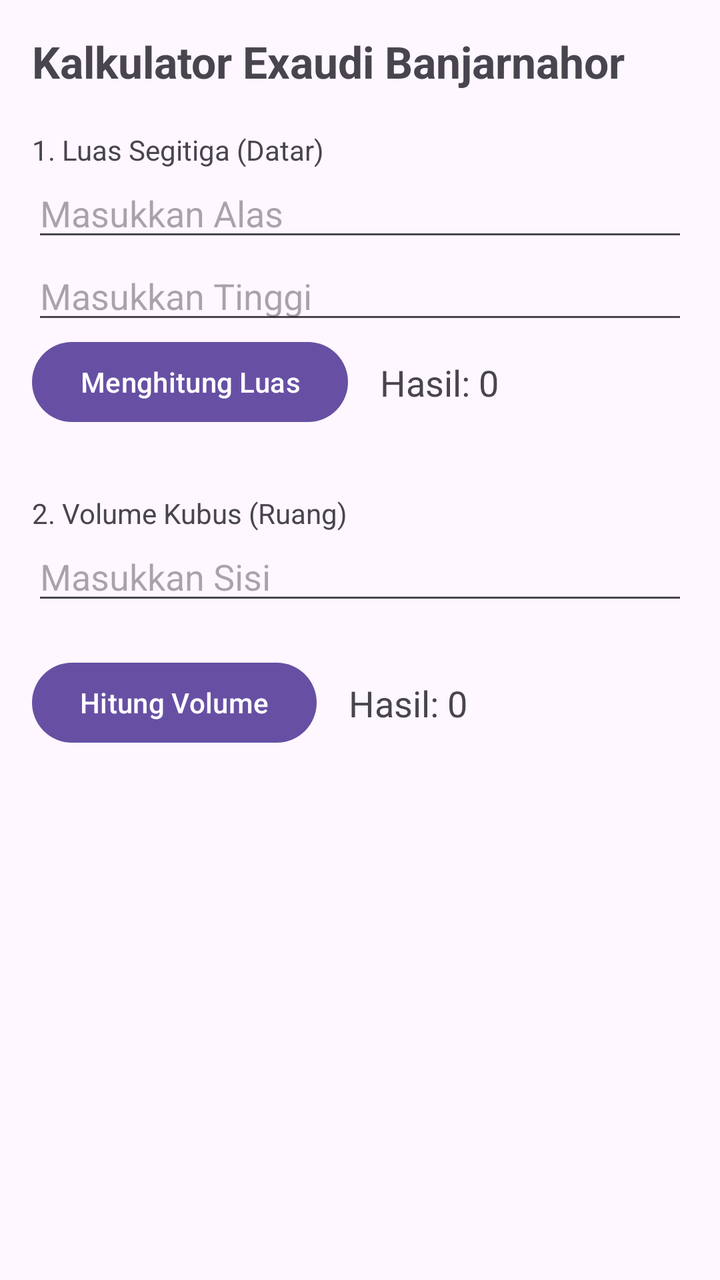
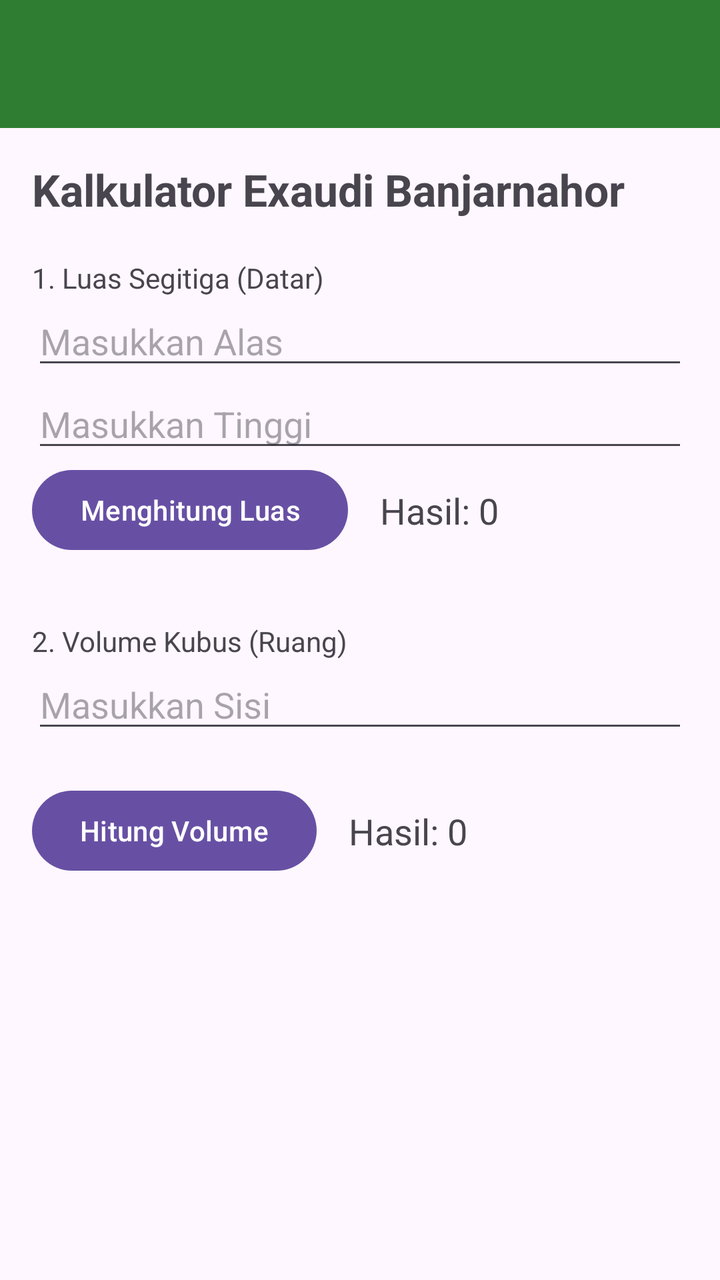

Before-and-after screenshots of an Android layout around one commit, followed by the original layout XML and the change that was made.
<!-- AndroidManifest.xml: application theme Theme.Exaudinebula -->
<!-- res/layout/activity_main.xml -->
<?xml version="1.0" encoding="utf-8"?>
<androidx.constraintlayout.widget.ConstraintLayout
    xmlns:android="http://schemas.android.com/apk/res/android"
    xmlns:app="http://schemas.android.com/apk/res-auto"
    android:layout_width="match_parent"
    android:layout_height="match_parent"
    android:padding="16dp">

    <TextView
        android:id="@+id/tvTitle"
        android:layout_width="wrap_content"
        android:layout_height="wrap_content"
        android:text="Kalkulator Exaudi Banjarnahor"
        android:textSize="22sp"
        android:textStyle="bold"
        app:layout_constraintTop_toTopOf="parent"
        app:layout_constraintStart_toStartOf="parent" />

    <TextView
        android:id="@+id/labelSegitiga"
        android:layout_width="wrap_content"
        android:layout_height="wrap_content"
        android:text="1. Luas Segitiga (Datar)"
        android:layout_marginTop="20dp"
        app:layout_constraintTop_toBottomOf="@id/tvTitle"
        app:layout_constraintStart_toStartOf="parent" />

    <EditText
        android:id="@+id/etAlas"
        android:layout_width="0dp"
        android:layout_height="wrap_content"
        android:hint="Masukkan Alas"
        android:inputType="numberDecimal"
        app:layout_constraintTop_toBottomOf="@id/labelSegitiga"
        app:layout_constraintStart_toStartOf="parent"
        app:layout_constraintEnd_toEndOf="parent" />

    <EditText
        android:id="@+id/etTinggi"
        android:layout_width="0dp"
        android:layout_height="wrap_content"
        android:hint="Masukkan Tinggi"
        android:inputType="numberDecimal"
        app:layout_constraintTop_toBottomOf="@id/etAlas"
        app:layout_constraintStart_toStartOf="parent"
        app:layout_constraintEnd_toEndOf="parent" />

    <Button
        android:id="@+id/btnHitungSegitiga"
        android:layout_width="wrap_content"
        android:layout_height="wrap_content"
        android:text="Menghitung Luas"
        app:layout_constraintTop_toBottomOf="@id/etTinggi"
        app:layout_constraintStart_toStartOf="parent" />

    <TextView
        android:id="@+id/tvHasilSegitiga"
        android:layout_width="wrap_content"
        android:layout_height="wrap_content"
        android:text="Hasil: 0"
        android:textSize="18sp"
        android:layout_marginStart="16dp"
        app:layout_constraintBottom_toBottomOf="@id/btnHitungSegitiga"
        app:layout_constraintStart_toEndOf="@id/btnHitungSegitiga"
        app:layout_constraintTop_toTopOf="@id/btnHitungSegitiga" />

    <TextView
        android:id="@+id/labelKubus"
        android:layout_width="wrap_content"
        android:layout_height="wrap_content"
        android:text="2. Volume Kubus (Ruang)"
        android:layout_marginTop="32dp"
        app:layout_constraintTop_toBottomOf="@id/btnHitungSegitiga"
        app:layout_constraintStart_toStartOf="parent" />

    <EditText
        android:id="@+id/etSisi"
        android:layout_width="0dp"
        android:layout_height="wrap_content"
        android:hint="Masukkan Sisi"
        android:inputType="numberDecimal"
        app:layout_constraintTop_toBottomOf="@id/labelKubus"
        app:layout_constraintStart_toStartOf="parent"
        app:layout_constraintEnd_toEndOf="parent" />

    <Button
        android:id="@+id/btnHitungKubus"
        android:layout_width="wrap_content"
        android:layout_height="wrap_content"
        android:layout_marginTop="20dp"
        android:text="Hitung Volume"
        app:layout_constraintStart_toStartOf="parent"
        app:layout_constraintTop_toBottomOf="@id/etSisi" />

    <TextView
        android:id="@+id/tvHasilKubus"
        android:layout_width="wrap_content"
        android:layout_height="wrap_content"
        android:text="Hasil: 0"
        android:textSize="18sp"
        android:layout_marginStart="16dp"
        app:layout_constraintBottom_toBottomOf="@id/btnHitungKubus"
        app:layout_constraintStart_toEndOf="@id/btnHitungKubus"
        app:layout_constraintTop_toTopOf="@id/btnHitungKubus" />

</androidx.constraintlayout.widget.ConstraintLayout>
<!-- resources referenced by this layout -->
<resources>
  <style name="Theme.Exaudinebula" parent="Base.Theme.Exaudinebula" />
  <style name="Base.Theme.Exaudinebula" parent="Theme.Material3.DayNight.NoActionBar">
          
          
      </style>
</resources>

<!-- the commit's change to res/layout/activity_main.xml (unified diff, before → after) -->
@@ -1,106 +1,121 @@
 <?xml version="1.0" encoding="utf-8"?>
-<androidx.constraintlayout.widget.ConstraintLayout
+<LinearLayout
     xmlns:android="http://schemas.android.com/apk/res/android"
     xmlns:app="http://schemas.android.com/apk/res-auto"
     android:layout_width="match_parent"
     android:layout_height="match_parent"
-    android:padding="16dp">
+    android:orientation="vertical">
 
-    <TextView
-        android:id="@+id/tvTitle"
-        android:layout_width="wrap_content"
-        android:layout_height="wrap_content"
-        android:text="Kalkulator Exaudi Banjarnahor"
-        android:textSize="22sp"
-        android:textStyle="bold"
-        app:layout_constraintTop_toTopOf="parent"
-        app:layout_constraintStart_toStartOf="parent" />
+    
+    <androidx.appcompat.widget.Toolbar
+        android:id="@+id/toolbarMain"
+        android:layout_width="match_parent"
+        android:layout_height="?attr/actionBarSize"
+        android:background="@color/toolbar_background"
+        android:titleTextColor="@color/toolbar_title"
+        android:title="Rumus Bangun Ruang" />
 
-    <TextView
-        android:id="@+id/labelSegitiga"
-        android:layout_width="wrap_content"
-        android:layout_height="wrap_content"
-        android:text="1. Luas Segitiga (Datar)"
-        android:layout_marginTop="20dp"
-        app:layout_constraintTop_toBottomOf="@id/tvTitle"
-        app:layout_constraintStart_toStartOf="parent" />
+    <androidx.constraintlayout.widget.ConstraintLayout
+        android:layout_width="match_parent"
+        android:layout_height="match_parent"
+        android:padding="16dp">
 
-    <EditText
-        android:id="@+id/etAlas"
-        android:layout_width="0dp"
-        android:layout_height="wrap_content"
-        android:hint="Masukkan Alas"
-        android:inputType="numberDecimal"
-        app:layout_constraintTop_toBottomOf="@id/labelSegitiga"
-        app:layout_constraintStart_toStartOf="parent"
-        app:layout_constraintEnd_toEndOf="parent" />
+        <TextView
+            android:id="@+id/tvTitle"
+            android:layout_width="wrap_content"
+            android:layout_height="wrap_content"
+            android:text="Kalkulator Exaudi Banjarnahor"
+            android:textSize="22sp"
+            android:textStyle="bold"
+            app:layout_constraintTop_toTopOf="parent"
+            app:layout_constraintStart_toStartOf="parent" />
 
-    <EditText
-        android:id="@+id/etTinggi"
-        android:layout_width="0dp"
-        android:layout_height="wrap_content"
-        android:hint="Masukkan Tinggi"
-        android:inputType="numberDecimal"
-        app:layout_constraintTop_toBottomOf="@id/etAlas"
-        app:layout_constraintStart_toStartOf="parent"
-        app:layout_constraintEnd_toEndOf="parent" />
+        <TextView
+            android:id="@+id/labelSegitiga"
+            android:layout_width="wrap_content"
+            android:layout_height="wrap_content"
+            android:text="1. Luas Segitiga (Datar)"
+            android:layout_marginTop="20dp"
+            app:layout_constraintTop_toBottomOf="@id/tvTitle"
+            app:layout_constraintStart_toStartOf="parent" />
 
-    <Button
-        android:id="@+id/btnHitungSegitiga"
-        android:layout_width="wrap_content"
-        android:layout_height="wrap_content"
-        android:text="Menghitung Luas"
-        app:layout_constraintTop_toBottomOf="@id/etTinggi"
-        app:layout_constraintStart_toStartOf="parent" />
+        <EditText
+            android:id="@+id/etAlas"
+            android:layout_width="0dp"
+            android:layout_height="wrap_content"
+            android:hint="Masukkan Alas"
+            android:inputType="numberDecimal"
+            app:layout_constraintTop_toBottomOf="@id/labelSegitiga"
+            app:layout_constraintStart_toStartOf="parent"
+            app:layout_constraintEnd_toEndOf="parent" />
 
-    <TextView
-        android:id="@+id/tvHasilSegitiga"
-        android:layout_width="wrap_content"
-        android:layout_height="wrap_content"
-        android:text="Hasil: 0"
-        android:textSize="18sp"
-        android:layout_marginStart="16dp"
-        app:layout_constraintBottom_toBottomOf="@id/btnHitungSegitiga"
-        app:layout_constraintStart_toEndOf="@id/btnHitungSegitiga"
-        app:layout_constraintTop_toTopOf="@id/btnHitungSegitiga" />
+        <EditText
+            android:id="@+id/etTinggi"
+            android:layout_width="0dp"
+            android:layout_height="wrap_content"
+            android:hint="Masukkan Tinggi"
+            android:inputType="numberDecimal"
+            app:layout_constraintTop_toBottomOf="@id/etAlas"
+            app:layout_constraintStart_toStartOf="parent"
+            app:layout_constraintEnd_toEndOf="parent" />
 
-    <TextView
-        android:id="@+id/labelKubus"
-        android:layout_width="wrap_content"
-        android:layout_height="wrap_content"
-        android:text="2. Volume Kubus (Ruang)"
-        android:layout_marginTop="32dp"
-        app:layout_constraintTop_toBottomOf="@id/btnHitungSegitiga"
-        app:layout_constraintStart_toStartOf="parent" />
+        <Button
+            android:id="@+id/btnHitungSegitiga"
+            android:layout_width="wrap_content"
+            android:layout_height="wrap_content"
+            android:text="Menghitung Luas"
+            app:layout_constraintTop_toBottomOf="@id/etTinggi"
+            app:layout_constraintStart_toStartOf="parent" />
 
-    <EditText
-        android:id="@+id/etSisi"
-        android:layout_width="0dp"
-        android:layout_height="wrap_content"
-        android:hint="Masukkan Sisi"
-        android:inputType="numberDecimal"
-        app:layout_constraintTop_toBottomOf="@id/labelKubus"
-        app:layout_constraintStart_toStartOf="parent"
-        app:layout_constraintEnd_toEndOf="parent" />
+        <TextView
+            android:id="@+id/tvHasilSegitiga"
+            android:layout_width="wrap_content"
+            android:layout_height="wrap_content"
+            android:text="Hasil: 0"
+            android:textSize="18sp"
+            android:layout_marginStart="16dp"
+            app:layout_constraintBottom_toBottomOf="@id/btnHitungSegitiga"
+            app:layout_constraintStart_toEndOf="@id/btnHitungSegitiga"
+            app:layout_constraintTop_toTopOf="@id/btnHitungSegitiga" />
 
-    <Button
-        android:id="@+id/btnHitungKubus"
-        android:layout_width="wrap_content"
-        android:layout_height="wrap_content"
-        android:layout_marginTop="20dp"
-        android:text="Hitung Volume"
-        app:layout_constraintStart_toStartOf="parent"
-        app:layout_constraintTop_toBottomOf="@id/etSisi" />
+        <TextView
+            android:id="@+id/labelKubus"
+            android:layout_width="wrap_content"
+            android:layout_height="wrap_content"
+            android:text="2. Volume Kubus (Ruang)"
+            android:layout_marginTop="32dp"
+            app:layout_constraintTop_toBottomOf="@id/btnHitungSegitiga"
+            app:layout_constraintStart_toStartOf="parent" />
 
-    <TextView
-        android:id="@+id/tvHasilKubus"
-        android:layout_width="wrap_content"
-        android:layout_height="wrap_content"
-        android:text="Hasil: 0"
-        android:textSize="18sp"
-        android:layout_marginStart="16dp"
-        app:layout_constraintBottom_toBottomOf="@id/btnHitungKubus"
-        app:layout_constraintStart_toEndOf="@id/btnHitungKubus"
-        app:layout_constraintTop_toTopOf="@id/btnHitungKubus" />
+        <EditText
+            android:id="@+id/etSisi"
+            android:layout_width="0dp"
+            android:layout_height="wrap_content"
+            android:hint="Masukkan Sisi"
+            android:inputType="numberDecimal"
+            app:layout_constraintTop_toBottomOf="@id/labelKubus"
+            app:layout_constraintStart_toStartOf="parent"
+            app:layout_constraintEnd_toEndOf="parent" />
 
-</androidx.constraintlayout.widget.ConstraintLayout>
+        <Button
+            android:id="@+id/btnHitungKubus"
+            android:layout_width="wrap_content"
+            android:layout_height="wrap_content"
+            android:layout_marginTop="20dp"
+            android:text="Hitung Volume"
+            app:layout_constraintStart_toStartOf="parent"
+            app:layout_constraintTop_toBottomOf="@id/etSisi" />
+
+        <TextView
+            android:id="@+id/tvHasilKubus"
+            android:layout_width="wrap_content"
+            android:layout_height="wrap_content"
+            android:text="Hasil: 0"
+            android:textSize="18sp"
+            android:layout_marginStart="16dp"
+            app:layout_constraintBottom_toBottomOf="@id/btnHitungKubus"
+            app:layout_constraintStart_toEndOf="@id/btnHitungKubus"
+            app:layout_constraintTop_toTopOf="@id/btnHitungKubus" />
+
+    </androidx.constraintlayout.widget.ConstraintLayout>
+</LinearLayout>
<!-- resource entries referenced after the edit -->
@@ -1,5 +1,7 @@
 <!-- resources referenced by this layout -->
 <resources>
+  <color name="toolbar_background">#2E7D32</color>
+  <color name="toolbar_title">#FFFFFF</color>
   <style name="Theme.Exaudinebula" parent="Base.Theme.Exaudinebula" />
   <style name="Base.Theme.Exaudinebula" parent="Theme.Material3.DayNight.NoActionBar">
           
